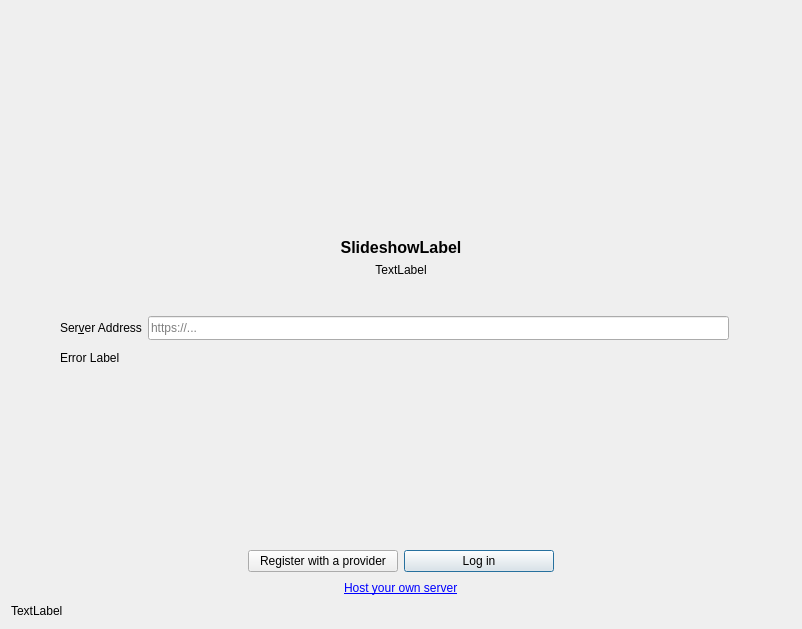
Qt form src/gui/wizard/owncloudsetupnocredspage.ui (nextcloud/desktop) before a commit.
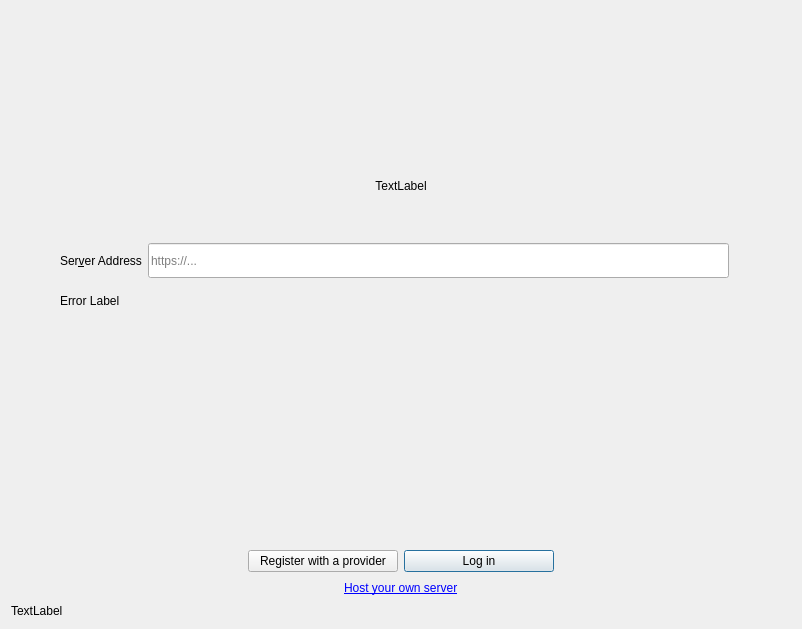
The same form after that commit. Icons and pictures are not drawn. Custom widgets are drawn as their Qt base class.

Commit message: Setup wizard: implement an animated and interactive slide show

The edit to the form file:
```diff
--- a/src/gui/wizard/owncloudsetupnocredspage.ui
+++ b/src/gui/wizard/owncloudsetupnocredspage.ui
@@ -190,28 +190,6 @@
      </item>
     </layout>
    </item>
-   <item row="1" column="0">
-    <widget class="QLabel" name="slideImage">
-     <property name="minimumSize">
-      <size>
-       <width>0</width>
-       <height>100</height>
-      </size>
-     </property>
-     <property name="text">
-      <string/>
-     </property>
-     <property name="pixmap">
-      <pixmap resource="../../../theme.qrc">:/client/theme/colored/wizard-files.svg</pixmap>
-     </property>
-     <property name="scaledContents">
-      <bool>false</bool>
-     </property>
-     <property name="alignment">
-      <set>Qt::AlignCenter</set>
-     </property>
-    </widget>
-   </item>
    <item row="6" column="0">
     <spacer name="verticalSpacer_4">
      <property name="orientation">
@@ -229,7 +207,7 @@
     </spacer>
    </item>
    <item row="2" column="0">
-    <widget class="QLabel" name="slideLabel">
+    <widget class="OCC::SlideShow" name="slideShow">
      <property name="font">
       <font>
        <pointsize>12</pointsize>
@@ -237,12 +215,6 @@
        <bold>true</bold>
       </font>
      </property>
-     <property name="text">
-      <string>SlideshowLabel</string>
-     </property>
-     <property name="alignment">
-      <set>Qt::AlignCenter</set>
-     </property>
     </widget>
    </item>
    <item row="4" column="0">
@@ -437,6 +409,11 @@
    <extends>QLineEdit</extends>
    <header>wizard/postfixlineedit.h</header>
   </customwidget>
+  <customwidget>
+   <class>OCC::SlideShow</class>
+   <extends>QWidget</extends>
+   <header>wizard/slideshow.h</header>
+  </customwidget>
  </customwidgets>
  <resources>
   <include location="../../../theme.qrc"/>
```
The commit also changes 14 other files.
